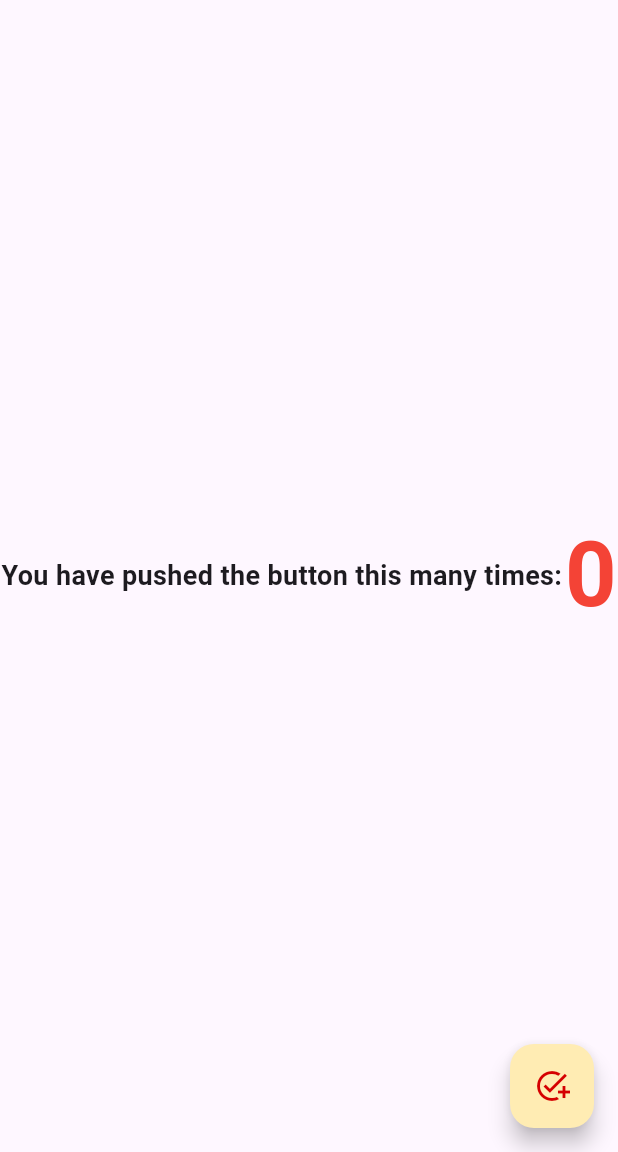
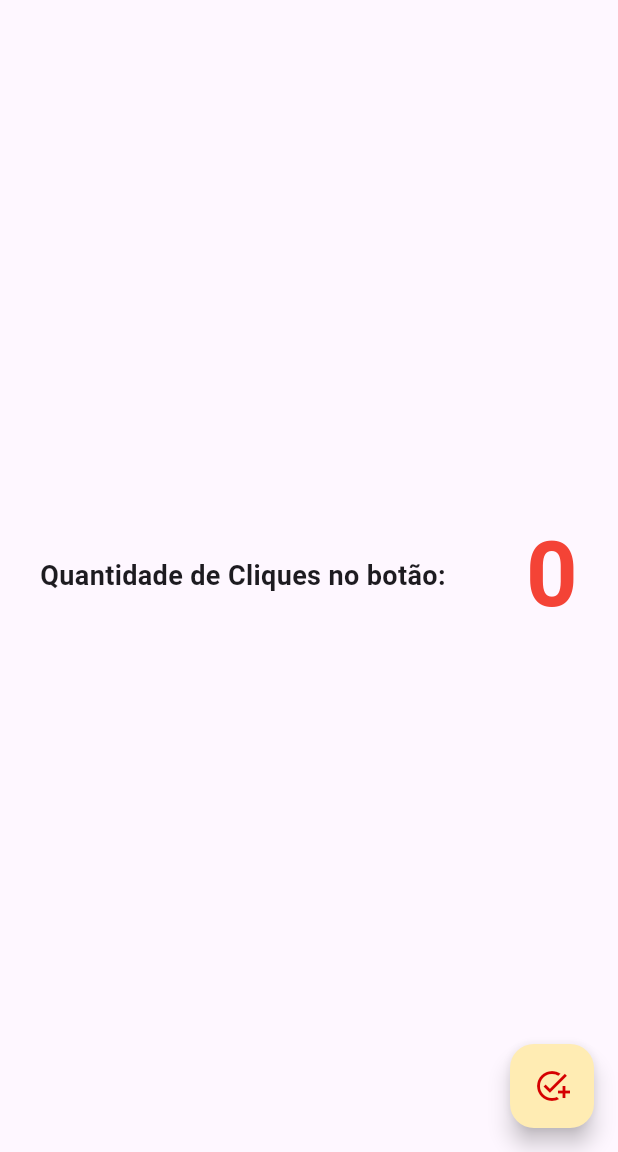
Before and after one commit to Dani-Souza/HarryFlutter, a Flutter app: the screen it shows after launch, on a phone screen of 412 x 824 dp, the part 84-1236 px from its top. Run offline on Flutter 3.47's test engine with Material 3 defaults, Android fonts, the phone set to English and light mode, and no system bars.

Commit message:
feat: Alteração Texto.

```diff
--- a/lib/main.dart
+++ b/lib/main.dart
@@ -106,15 +106,15 @@ class _MyHomePageState extends State<MyHomePage> {
           mainAxisAlignment: MainAxisAlignment.spaceAround,
           children: <Widget>[
             const Text(
-              'You have pushed the button this many times:',
-              style: TextStyle(fontSize: 18 ,fontWeight: FontWeight.bold),
+              'Quantidade de Cliques no botão:',
+              style: TextStyle(fontSize: 18, fontWeight: FontWeight.bold),
             ),
             Text(
               '$_counter',
               style: const TextStyle(
-                  fontSize: 60.0,
-                  color: Colors.red,
-                  fontWeight: FontWeight.bold,
+                fontSize: 60.0,
+                color: Colors.red,
+                fontWeight: FontWeight.bold,
               ),
             ),
           ],
@@ -124,7 +124,7 @@ class _MyHomePageState extends State<MyHomePage> {
         onPressed: _incrementCounter,
         tooltip: 'Increment',
         backgroundColor: Colors.amber[100],
-        foregroundColor : Colors.redAccent.shade700,
+        foregroundColor: Colors.redAccent.shade700,
         child: const Icon(Icons.add_task),
       ), // This trailing comma makes auto-formatting nicer for build methods.
     );
```
